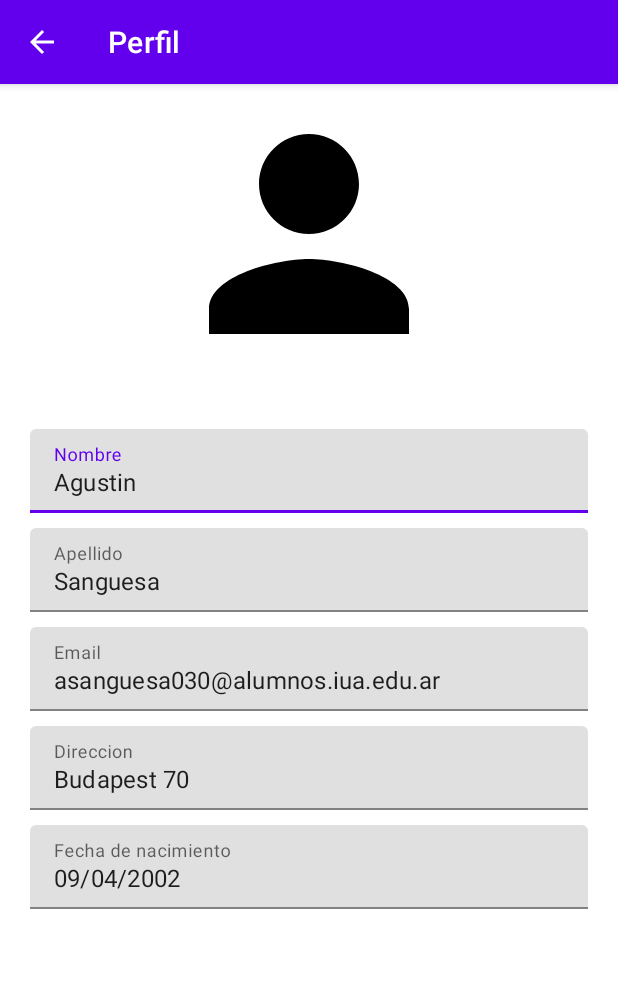
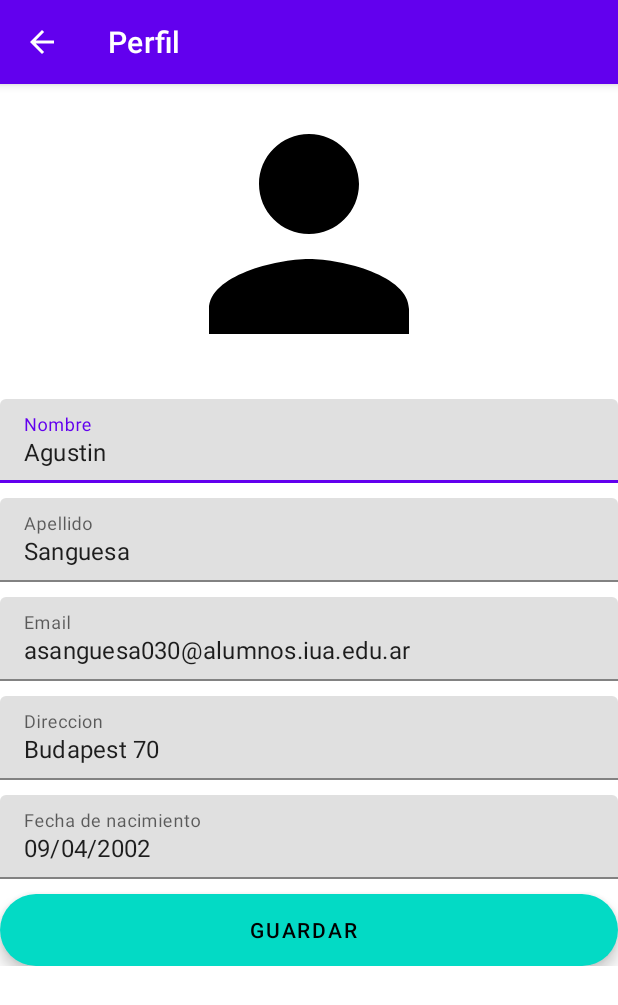
Before and after one commit to AguuSz/proyecto-integrador-TM, an Android app: the screen it shows after launch (ProfileActivity), on a phone screen of 412 x 824 dp. Shown: the top 1005 px of the screen. Run offline under Robolectric (Android 15) with nearby library versions, the phone set to English and light mode, and no system bars.

Commit message:
Agregado boton de guardar a la activity profile

```diff
--- a/app/src/main/res/layout/activity_profile.xml
+++ b/app/src/main/res/layout/activity_profile.xml
@@ -20,10 +20,11 @@
             app:layout_constraintTop_toTopOf="parent"
             app:tint="@color/black" />
         <LinearLayout
+            android:id="@+id/ivProfileFields"
             android:layout_width="match_parent"
             android:layout_height="wrap_content"
             android:orientation="vertical"
-            android:padding="20dp"
+            android:padding="0dp"
             app:layout_constraintTop_toBottomOf="@+id/ivProfileImage">
 
             <com.google.android.material.textfield.TextInputLayout
@@ -93,6 +94,17 @@
 
         </LinearLayout>
 
+        <com.google.android.material.floatingactionbutton.ExtendedFloatingActionButton
+            app:layout_constraintTop_toBottomOf="@+id/ivProfileFields"
+            app:layout_constraintStart_toStartOf="parent"
+            app:layout_constraintEnd_toEndOf="parent"
+            android:layout_marginTop="10dp"
+            android:layout_width="match_parent"
+            android:layout_height="wrap_content"
+            android:gravity="center"
+            android:text="Guardar"
+            app:layout_anchorGravity="bottom|right|end"/>
+
     </androidx.constraintlayout.widget.ConstraintLayout>
 
 </ScrollView>
```
